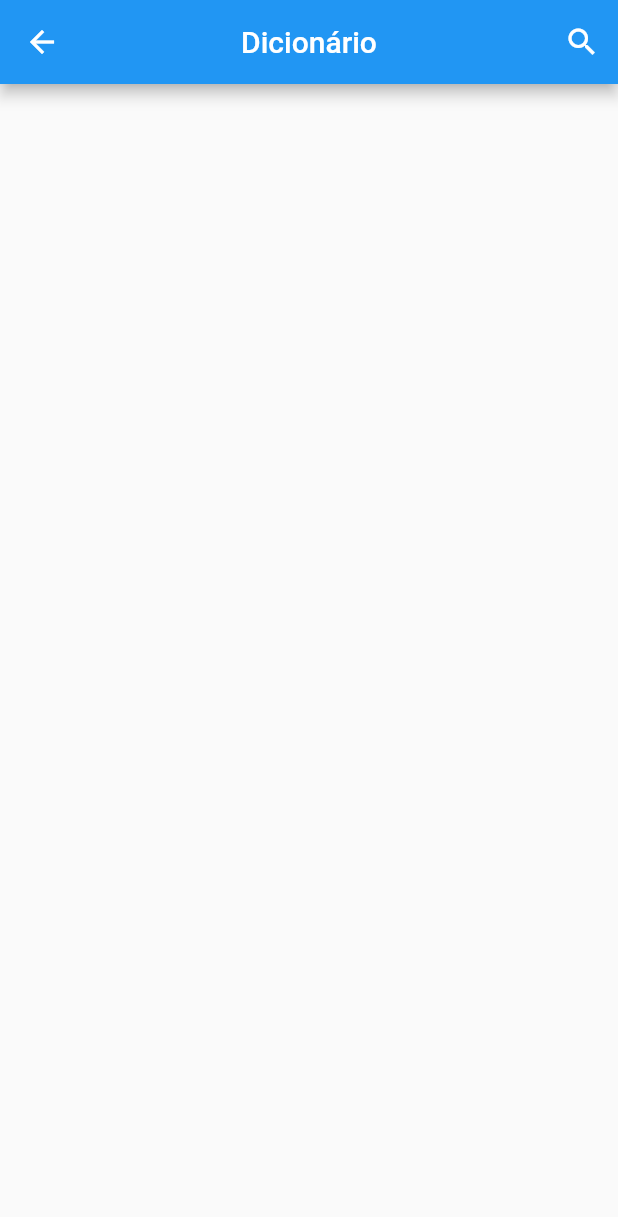
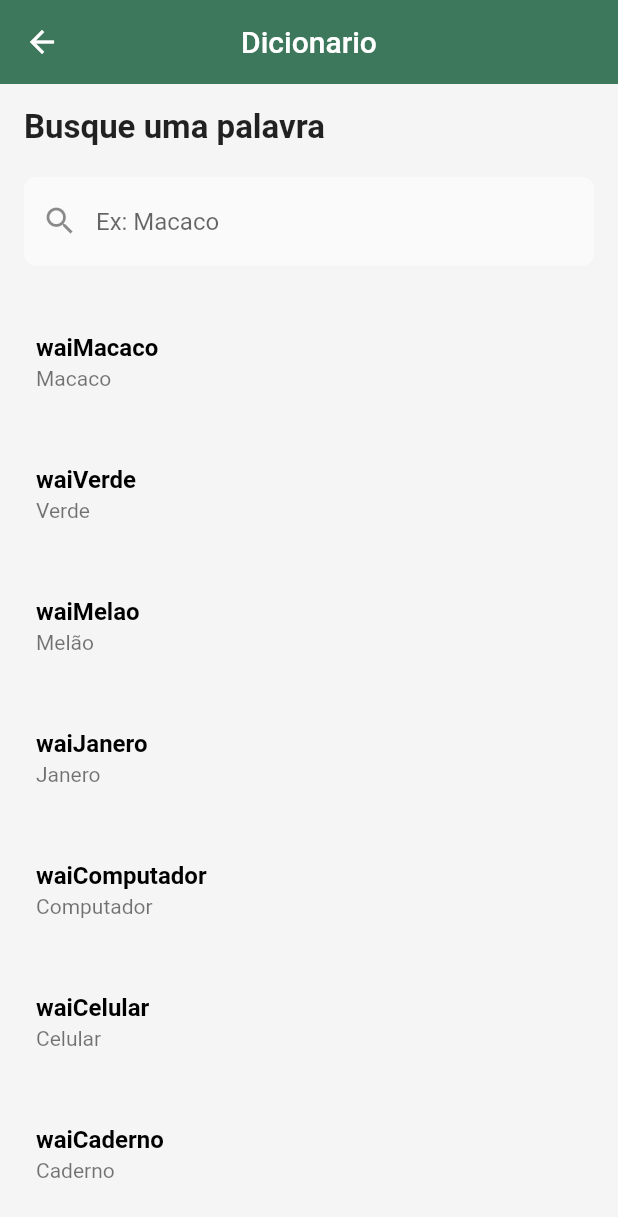
Before and after one commit to MacosPrintes001/WaiwaiTapotaMobile, a Flutter app: the HomePage screen opened directly, after a tap on the "book" icon, on a phone screen of 412 x 824 dp. Shown: the top 1217 px of the screen. Run offline on Flutter 3.47's test engine with Material 2 defaults, Android fonts, the phone set to English and light mode, and no system bars; our stand-ins replace flutter_spinkit, google_fonts.

Commit message:
tela dicionario feita, filtro implementado

```diff
--- /dev/null
+++ b/tradutor/lib/dictionary_materials/models/model_dictionary.dart
@@ -0,0 +1,8 @@
+class WordModel {
+  String? brWord;
+  String? waiWord;
+  String? brDescription;
+  String? WaiDescription;
+
+  WordModel(this.brWord, this.waiWord, this.brDescription, this.WaiDescription);
+}
--- a/tradutor/lib/dictionary_materials/pages/dict_home_page.dart
+++ b/tradutor/lib/dictionary_materials/pages/dict_home_page.dart
@@ -1,6 +1,8 @@
 import 'package:flutter/cupertino.dart';
 import 'package:flutter/material.dart';
-import 'package:tradutor/dictionary_materials/pages/word_page.dart';
+import 'package:flutter/src/widgets/container.dart';
+import 'package:flutter/src/widgets/framework.dart';
+import 'package:tradutor/dictionary_materials/models/model_dictionary.dart';
 
 class DictHomePage extends StatefulWidget {
   const DictHomePage({super.key});
@@ -10,98 +12,100 @@ class DictHomePage extends StatefulWidget {
 }
 
 class _DictHomePageState extends State<DictHomePage> {
+  static List<WordModel> main_words_list = [
+    WordModel("Macaco", "waiMacaco", "É macaco", "wai Macaco"),
+    WordModel("Verde", "waiVerde", "É verde", "wai Verde"),
+    WordModel("Melão", "waiMelao", "É Fruta", "wai Fruta"),
+    WordModel("Janero", "waiJanero", "É mês", "Wai Mes"),
+    WordModel("Computador", "waiComputador", "É computador", "Wai Computador"),
+    WordModel("Celular", "waiCelular", "É celular", "Wai celular"),
+    WordModel("Caderno", "waiCaderno", "É caderno", "Wai Caderno"),
+    WordModel("Macaco", "waiMacaco", "É macaco", "wai Macaco"),
+    WordModel("Verde", "waiVerde", "É verde", "wai Verde"),
+    WordModel("Melão", "waiMelao", "É Fruta", "wai Fruta"),
+    WordModel("Janero", "waiJanero", "É mês", "Wai Mes"),
+    WordModel("Computador", "waiComputador", "É computador", "Wai Computador"),
+    WordModel("Celular", "waiCelular", "É celular", "Wai celular"),
+    WordModel("Caderno", "waiCaderno", "É caderno", "Wai Caderno"),
+  ];
+
+  List<WordModel> display_list = List.from(main_words_list);
+
+  void updateList(String value) {
+    setState(() {
+      display_list = main_words_list
+          .where((element) =>
+              element.brWord!.toLowerCase().contains(value.toLowerCase()))
+          .toList();
+    });
+  }
+  //final dtime =  DateTime.now();
+
   @override
   Widget build(BuildContext context) {
     return Scaffold(
-        appBar: AppBar(
-            centerTitle: true,
-            title: const Text("Dicionário"),
-            actions: [
-              IconButton(
-                  onPressed: () {
-                    showSearch(
-                      context: context,
-                      delegate: CustomSearchDelegate(),
-                    ) as Container;
-                  },
-                  icon: const Icon(Icons.search))
-            ]),
-        body: Center());
-  }
-}
-
-class CustomSearchDelegate extends SearchDelegate {
-  List<String> searchTherms = [
-    'Apple',
-    'Banana',
-    'Pear',
-    'Watermelons',
-    'oranges'
-  ];
-  @override
-  List<Widget>? buildActions(BuildContext context) {
-    return [
-      IconButton(
-        onPressed: () {
-          query = '';
-        },
-        icon: const Icon(Icons.clear),
-      )
-    ];
-  }
-
-  @override
-  Widget? buildLeading(BuildContext context) {
-    return IconButton(
-        onPressed: () {
-          close(context, null);
-        },
-        icon: const Icon(Icons.arrow_back));
-  }
-
-  @override
-  Widget buildResults(BuildContext context) {
-    List<String> matchQuery = [];
-    for (var word in searchTherms) {
-      if (word.toLowerCase().contains(query.toLowerCase())) {
-        matchQuery.add(word);
-      }
-    }
-    return ListView.builder(
-      itemCount: matchQuery.length,
-      itemBuilder: ((context, index) {
-        var result = matchQuery[index];
-        return ListTile(
-          title: Text(result),
-          onTap: (){
-            Navigator.of(context).push(
-            CupertinoPageRoute(builder: (ctx) => const WordPage(  )));//arrumar um jeito de mandar palavra pra nova tela
-          }
-        );
-      }),
-    );
-  }
-
-  @override
-  Widget buildSuggestions(BuildContext context) {
-    List<String> matchQuery = [];
-    for (var word in searchTherms) {
-      if (word.toLowerCase().contains(query.toLowerCase())) {
-        matchQuery.add(word);
-      }
-    }
-    return ListView.builder(
-      itemCount: matchQuery.length,
-      itemBuilder: ((context, index) {
-        var result = matchQuery[index];
-        return ListTile(
-          title: Text(result),
-          onTap: (){
-            Navigator.of(context).push(
-            CupertinoPageRoute(builder: (ctx) => const WordPage()));
-          }
-        );
-      }),
+      backgroundColor: Colors.grey[100],
+      appBar: AppBar(
+        backgroundColor: const Color.fromARGB(190, 0, 77, 40),
+        centerTitle: true,
+        title: const Text("Dicionario"),
+        elevation: 0.0,
+        actions: [],
+      ),
+      body: Padding(
+        padding: const EdgeInsets.all(16),
+        child: Column(
+          mainAxisAlignment: MainAxisAlignment.start,
+          crossAxisAlignment: CrossAxisAlignment.start,
+          children: [
+            const Text(
+              "Busque uma palavra",
+              style: TextStyle(fontSize: 22.0, fontWeight: FontWeight.bold),
+            ),
+            const SizedBox(
+              height: 20.0,
+            ),
+            TextField(
+              onChanged: (value) => updateList(value),
+              //style: TextStyle(color: Colors.white),
+              decoration: InputDecoration(
+                filled: true,
+                fillColor: Colors.grey[50],
+                border: OutlineInputBorder(
+                  borderRadius: BorderRadius.circular(8.0),
+                  borderSide: BorderSide.none,
+                ),
+                hintText: "Ex: Macaco",
+                prefixIcon: const Icon(Icons.search),
+                //prefixIconColor: ,
+              ),
+            ),
+            const SizedBox(height: 20.0),
+            Expanded(
+              child: ListView.builder(
+                itemCount: display_list.length,
+                itemBuilder: ((context, index) => ListTile(
+                  onTap: (() {
+                    //madar pra outra tela com informações
+                  }),
+                      contentPadding: const EdgeInsets.all(8.0),
+                      title: Text(
+                        display_list[index].waiWord!,
+                        style: const TextStyle(
+                          color: Colors.black,
+                          fontWeight: FontWeight.bold,
+                        ),
+                      ),
+                      subtitle: Text(
+                        display_list[index].brWord!,
+                      ),
+                      //trailing: Text(dtime.toString()),
+                    )),
+              ),
+            ),
+          ],
+        ),
+      ),
     );
   }
 }
--- a/tradutor/lib/system_pages/home_page.dart
+++ b/tradutor/lib/system_pages/home_page.dart
@@ -14,20 +14,22 @@ class HomePage extends StatefulWidget {
 class _HomePageState extends State<HomePage> {
   @override
   Widget build(BuildContext context) {
+    callDict() {
+      Navigator.of(context)
+          .push(CupertinoPageRoute(builder: (ctx) => const DictHomePage()));
+    }
 
-    callDict() {
-      Navigator.of(context).push(
-          CupertinoPageRoute(builder: (ctx) => const DictHomePage()));
-    }
     logout() {
-      Navigator.of(context).push(
-          CupertinoPageRoute(builder: (ctx) => const LoginPage()));
+      Navigator.of(context)
+          .push(CupertinoPageRoute(builder: (ctx) => const LoginPage()));
     }
 
     return Scaffold(
+      backgroundColor: Colors.grey[100],
       appBar: AppBar(
         centerTitle: true,
         title: const Text("Bem Vindo(a)"),
+        backgroundColor: const Color.fromARGB(190, 0, 77, 40),
       ),
       drawer: Drawer(
         child: ListView(
@@ -68,8 +70,8 @@ class _HomePageState extends State<HomePage> {
             Ink(
               width: 100,
               height: 100,
-              decoration: const BoxDecoration(
-                color: Colors.blue,
+              decoration: BoxDecoration(
+                color: Colors.green[900],
                 shape: BoxShape.rectangle,
               ),
               child: InkWell(
```
